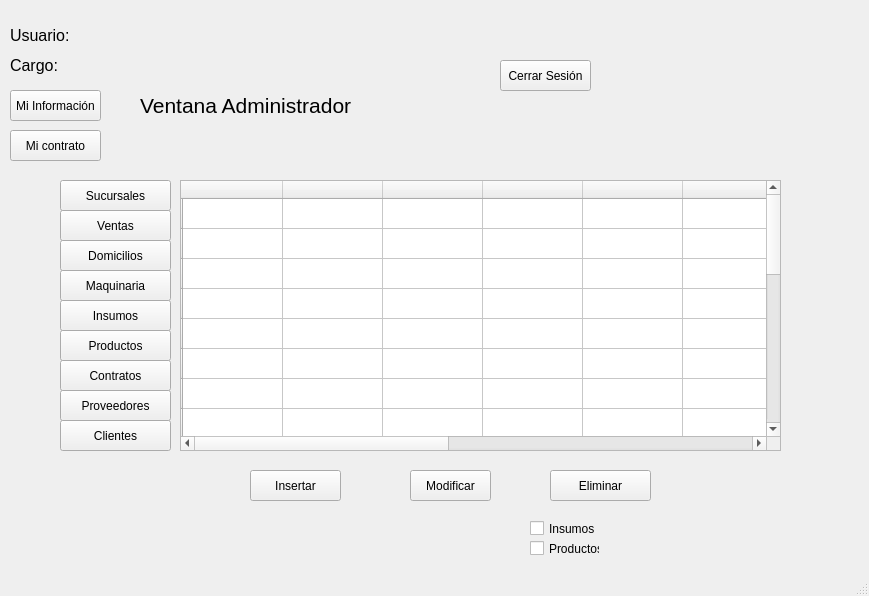
Qt form Entrega Final/Ventana_Administrador.ui (Rey7910/Pionono_Cakes_Proyect) before a commit.
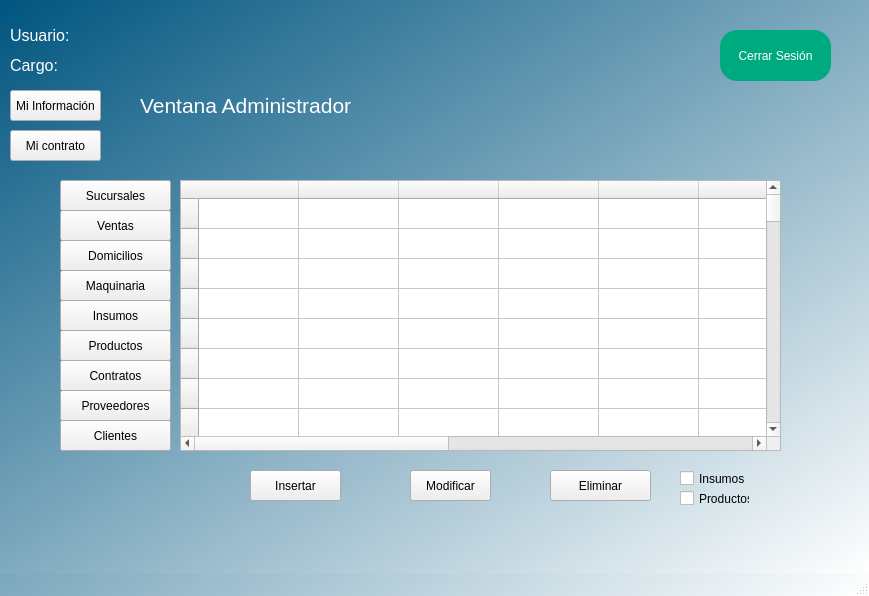
The same form after that commit. Icons and pictures are not drawn.

The edit to the form file:
```diff
--- a/Entrega Final/Ventana_Administrador.ui
+++ b/Entrega Final/Ventana_Administrador.ui
@@ -13,6 +13,18 @@
   <property name="windowTitle">
    <string>MainWindow</string>
   </property>
+  <property name="windowIcon">
+   <iconset>
+    <normaloff>:/Bkg/Images/Logo.png</normaloff>:/Bkg/Images/Logo.png</iconset>
+  </property>
+  <property name="styleSheet">
+   <string notr="true">QWidget#centralwidget{
+	background-color: qlineargradient(spread:pad, x1:0, y1:0, x2:1, y2:1, stop:0 rgba(0, 85, 127, 255), stop:1 rgba(255, 255, 255, 255));
+}
+QWidget#MainWindow{
+	background-color: qlineargradient(spread:pad, x1:0, y1:0, x2:1, y2:1, stop:0 rgba(0, 85, 127, 255), stop:1 rgba(255, 255, 255, 255));
+}</string>
+  </property>
   <widget class="QWidget" name="centralwidget">
    <widget class="QLabel" name="label">
     <property name="geometry">
@@ -29,7 +41,7 @@
      </font>
     </property>
     <property name="text">
-     <string>Ventana Administrador</string>
+     <string>&lt;html&gt;&lt;head/&gt;&lt;body&gt;&lt;p&gt;&lt;span style=&quot; color:#ffffff;&quot;&gt;Ventana Administrador&lt;/span&gt;&lt;/p&gt;&lt;/body&gt;&lt;/html&gt;</string>
     </property>
    </widget>
    <widget class="QLabel" name="usuario_label">
@@ -47,7 +59,7 @@
      </font>
     </property>
     <property name="text">
-     <string>Usuario: </string>
+     <string>&lt;html&gt;&lt;head/&gt;&lt;body&gt;&lt;p&gt;&lt;span style=&quot; color:#ffffff;&quot;&gt;Usuario: &lt;/span&gt;&lt;/p&gt;&lt;/body&gt;&lt;/html&gt;</string>
     </property>
    </widget>
    <widget class="QLabel" name="cargo_label">
@@ -65,18 +77,25 @@
      </font>
     </property>
     <property name="text">
-     <string>Cargo: </string>
+     <string>&lt;html&gt;&lt;head/&gt;&lt;body&gt;&lt;p&gt;&lt;span style=&quot; color:#ffffff;&quot;&gt;Cargo: &lt;/span&gt;&lt;/p&gt;&lt;/body&gt;&lt;/html&gt;</string>
     </property>
    </widget>
    <widget class="QPushButton" name="btn_logout">
     <property name="geometry">
      <rect>
-      <x>500</x>
-      <y>60</y>
-      <width>91</width>
-      <height>31</height>
+      <x>720</x>
+      <y>30</y>
+      <width>111</width>
+      <height>51</height>
      </rect>
     </property>
+    <property name="styleSheet">
+     <string notr="true">border-radius:17px;
+color: rgb(255, 255, 255);
+background-color: rgb(0, 170, 127);
+font: 75 10pt &quot;MS Shell Dlg 2&quot;;
+</string>
+    </property>
     <property name="text">
      <string>Cerrar Sesión</string>
     </property>
@@ -220,6 +239,9 @@
       <height>31</height>
      </rect>
     </property>
+    <property name="styleSheet">
+     <string notr="true"/>
+    </property>
     <property name="text">
      <string>Productos</string>
     </property>
@@ -285,6 +307,9 @@
       <height>271</height>
      </rect>
     </property>
+    <property name="rowCount">
+     <number>70</number>
+    </property>
     <row>
      <property name="text">
       <string/>
@@ -385,6 +410,56 @@
       <string/>
      </property>
     </row>
+    <row/>
+    <row/>
+    <row/>
+    <row/>
+    <row/>
+    <row/>
+    <row/>
+    <row/>
+    <row/>
+    <row/>
+    <row/>
+    <row/>
+    <row/>
+    <row/>
+    <row/>
+    <row/>
+    <row/>
+    <row/>
+    <row/>
+    <row/>
+    <row/>
+    <row/>
+    <row/>
+    <row/>
+    <row/>
+    <row/>
+    <row/>
+    <row/>
+    <row/>
+    <row/>
+    <row/>
+    <row/>
+    <row/>
+    <row/>
+    <row/>
+    <row/>
+    <row/>
+    <row/>
+    <row/>
+    <row/>
+    <row/>
+    <row/>
+    <row/>
+    <row/>
+    <row/>
+    <row/>
+    <row/>
+    <row/>
+    <row/>
+    <row/>
     <column>
      <property name="text">
       <string/>
@@ -444,8 +519,8 @@
    <widget class="QCheckBox" name="insumos_check">
     <property name="geometry">
      <rect>
-      <x>530</x>
-      <y>520</y>
+      <x>680</x>
+      <y>470</y>
       <width>91</width>
       <height>17</height>
      </rect>
@@ -457,8 +532,8 @@
    <widget class="QCheckBox" name="productos_check">
     <property name="geometry">
      <rect>
-      <x>530</x>
-      <y>540</y>
+      <x>680</x>
+      <y>490</y>
       <width>70</width>
       <height>17</height>
      </rect>
```
